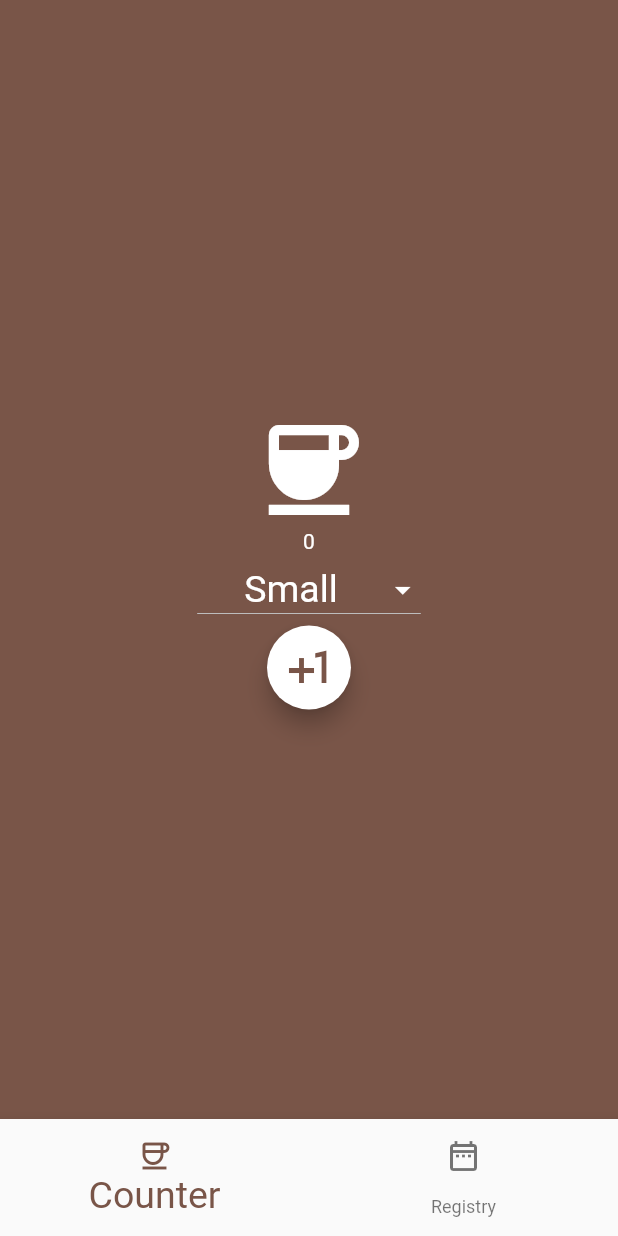
After one commit to Erefor/coffees-counter-app, a Flutter app: the screen it shows after launch, on a phone screen of 412 x 824 dp. The commit adds this screen. Run offline on Flutter 3.47's test engine with Material 2 defaults, Android fonts, the phone set to English and light mode, and no system bars; our stand-ins replace sqflite; accounts and stored records are empty.

Commit message:
Pages folder added, RegistryPage added with HomePage switch case

```diff
--- a/lib/HomePage.dart
+++ b/lib/HomePage.dart
@@ -1,110 +1,23 @@
-import 'package:coffe_counter_app/Providers/CoffeesProvider.dart';
-import 'package:coffe_counter_app/Widgets/Widgets.dart';
+import 'package:coffe_counter_app/Pages/CounterPage.dart';
+import 'package:coffe_counter_app/Pages/RegistryPage.dart';
+import 'package:coffe_counter_app/Providers/UiProvider.dart';
+
 import 'package:flutter/material.dart';
-import 'package:intl/intl.dart';
+
 import 'package:provider/provider.dart';
-import 'Models/CoffeeModel.dart';
+
 
 class HomePage extends StatelessWidget {
   @override
   Widget build(BuildContext context) {
-    final coffeeProvider = Provider.of<CoffeesProvider>(context).coffees;
-
-    return Scaffold(
-      backgroundColor: Colors.brown,
-      body: SafeArea(
-        child: Column(
-          mainAxisAlignment: MainAxisAlignment.center,
-          crossAxisAlignment: CrossAxisAlignment.center,
-          children: <Widget>[
-            SizedBox(width: double.infinity),
-            Icon(
-              Icons.coffee,
-              size: 80,
-              color: Colors.white,
-            ),
-            Text(coffeeProvider.length.toString(),
-              style: TextStyle(color: Colors.white),
-            ),
-            _CoffeeSizeButtonsRow(),
-          ],
-        ),
-      ),
-      bottomNavigationBar: CustomNavigationBottomBar(),
-    );
+    final index = Provider.of<UiProvider>(context).selectedInput;
+    switch (index) {
+      case 0:
+        return CounterPage();
+      case 1:
+        return RegistryPage();
+      default:
+        return CounterPage();
+    }
   }
 }
-
-
-class _CoffeeSizeButtonsRow extends StatefulWidget {
-  @override
-  State<_CoffeeSizeButtonsRow> createState() => __CoffeeSizeButtonsRowState();
-}
-
-class __CoffeeSizeButtonsRowState extends State<_CoffeeSizeButtonsRow> {
-  @override
-  void initState() {
-    Provider.of<CoffeesProvider>(context, listen: false).getCoffees();
-    super.initState();
-
-  }
-  bool isChecked = false;
-  dynamic valueItem = 'Small';
-  @override
-  Widget build(BuildContext context) {
-    final coffeeProvider = Provider.of<CoffeesProvider>(context);
-    return Column(
-      children: [
-        DropdownButton<String>(
-          items: _getDropItems(),
-          dropdownColor: Colors.brown,
-          value: valueItem,
-          style: TextStyle(color: Colors.white, fontSize: 25),
-          onChanged: (e) {
-            setState(() {
-              valueItem = e;
-            });
-          },
-          alignment: Alignment.center,
-          icon: Icon(Icons.arrow_drop_down, color: Colors.white,),
-        ),
-        FloatingActionButton(
-          backgroundColor: Colors.white,
-          child: Icon(
-            Icons.plus_one,
-            color: Colors.brown,
-            size: 40,
-          ),
-          onPressed: () {
-            String date = _getStringdate();
-            Coffee newCoffee = Coffee(coffeeInt: 1, size: valueItem, date: date);
-            coffeeProvider.addCoffeeRecord(newCoffee);
-          },
-        )
-      ],
-    );
-  }
-
-  List<DropdownMenuItem<String>> _getDropItems() {
-    List<String> sizes = ['Small', 'Medium', 'Large', 'Extra Large'];
-    List<DropdownMenuItem<String>> dropDownItems = [];
-    for (int i = 0; i < sizes.length; i++) {
-      String size = sizes[i];
-      DropdownMenuItem<String> dropDownItem = DropdownMenuItem<String>(
-        child: Text(size),
-        value: size,
-      );
-      dropDownItems.add(dropDownItem);
-    }
-    return dropDownItems;
-  }
-
-  String _getStringdate() {
-    var now = DateTime.now();
-    var formatter = new DateFormat('dd-MM-yyyy');
-    String formattedTime = DateFormat('kk:mm:a').format(now);
-    String formattedDate = formatter.format(now);
-    String completeDate = '$formattedDate $formattedTime';
-    return completeDate;
-  }
-}
--- /dev/null
+++ b/lib/Pages/CounterPage.dart
@@ -0,0 +1,109 @@
+import 'package:coffe_counter_app/Models/CoffeeModel.dart';
+import 'package:coffe_counter_app/Providers/CoffeesProvider.dart';
+import 'package:coffe_counter_app/Widgets/Widgets.dart';
+import 'package:flutter/material.dart';
+import 'package:intl/intl.dart';
+import 'package:provider/provider.dart';
+class CounterPage extends StatelessWidget {
+  @override
+  Widget build(BuildContext context) {
+    final coffeeProvider = Provider.of<CoffeesProvider>(context).coffees;
+
+    return Scaffold(
+      backgroundColor: Colors.brown,
+      body: SafeArea(
+        child: Column(
+          mainAxisAlignment: MainAxisAlignment.center,
+          crossAxisAlignment: CrossAxisAlignment.center,
+          children: <Widget>[
+            SizedBox(width: double.infinity),
+            Icon(
+              Icons.coffee,
+              size: 80,
+              color: Colors.white,
+            ),
+            Text(coffeeProvider.length.toString(),
+              style: TextStyle(color: Colors.white),
+            ),
+            _CoffeeSizeButtonsRow(),
+          ],
+        ),
+      ),
+      bottomNavigationBar: CustomNavigationBottomBar(),
+    );
+  }
+}
+
+
+class _CoffeeSizeButtonsRow extends StatefulWidget {
+  @override
+  State<_CoffeeSizeButtonsRow> createState() => __CoffeeSizeButtonsRowState();
+}
+
+class __CoffeeSizeButtonsRowState extends State<_CoffeeSizeButtonsRow> {
+  @override
+  void initState() {
+    Provider.of<CoffeesProvider>(context, listen: false).getCoffees();
+    super.initState();
+
+  }
+  bool isChecked = false;
+  dynamic valueItem = 'Small';
+  @override
+  Widget build(BuildContext context) {
+    final coffeeProvider = Provider.of<CoffeesProvider>(context);
+    return Column(
+      children: [
+        DropdownButton<String>(
+          items: _getDropItems(),
+          dropdownColor: Colors.brown,
+          value: valueItem,
+          style: TextStyle(color: Colors.white, fontSize: 25),
+          onChanged: (e) {
+            setState(() {
+              valueItem = e;
+            });
+          },
+          alignment: Alignment.center,
+          icon: Icon(Icons.arrow_drop_down, color: Colors.white,),
+        ),
+        FloatingActionButton(
+          backgroundColor: Colors.white,
+          child: Icon(
+            Icons.plus_one,
+            color: Colors.brown,
+            size: 40,
+          ),
+          onPressed: () {
+            String date = _getStringdate();
+            Coffee newCoffee = Coffee(coffeeInt: 1, size: valueItem, date: date);
+            coffeeProvider.addCoffeeRecord(newCoffee);
+          },
+        )
+      ],
+    );
+  }
+
+  List<DropdownMenuItem<String>> _getDropItems() {
+    List<String> sizes = ['Small', 'Medium', 'Large', 'Extra Large'];
+    List<DropdownMenuItem<String>> dropDownItems = [];
+    for (int i = 0; i < sizes.length; i++) {
+      String size = sizes[i];
+      DropdownMenuItem<String> dropDownItem = DropdownMenuItem<String>(
+        child: Text(size),
+        value: size,
+      );
+      dropDownItems.add(dropDownItem);
+    }
+    return dropDownItems;
+  }
+
+  String _getStringdate() {
+    var now = DateTime.now();
+    var formatter = new DateFormat('dd-MM-yyyy');
+    String formattedTime = DateFormat('kk:mm:a').format(now);
+    String formattedDate = formatter.format(now);
+    String completeDate = '$formattedDate $formattedTime';
+    return completeDate;
+  }
+}
--- a/lib/Widgets/Widgets.dart
+++ b/lib/Widgets/Widgets.dart
@@ -1,14 +1,17 @@
+import 'package:coffe_counter_app/Providers/UiProvider.dart';
 import 'package:flutter/material.dart';
+import 'package:provider/provider.dart';
 class CustomNavigationBottomBar extends StatelessWidget {
   @override
   Widget build(BuildContext context) {
+    final uiProvider = Provider.of<UiProvider>(context);
     return BottomNavigationBar(
       onTap: (ind){
-
+        uiProvider.setInput = ind;
       },
       selectedItemColor: Colors.brown,
       selectedFontSize: 25,
-      currentIndex: 1,
+      currentIndex: uiProvider.selectedInput,
       items: <BottomNavigationBarItem>[
       BottomNavigationBarItem(
         icon: Icon(Icons.coffee_outlined),
```
Also changed, not shown: lib/Pages/RegistryPage.dart (added, +12 -0 lines).
